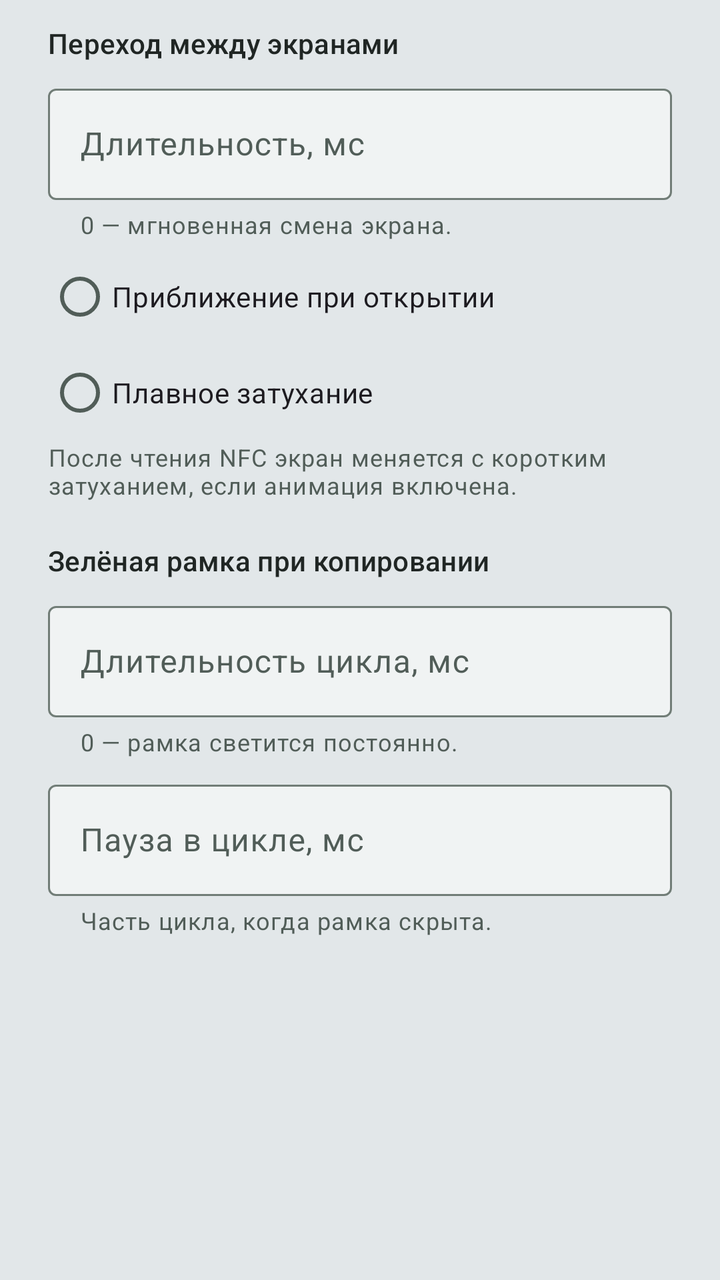
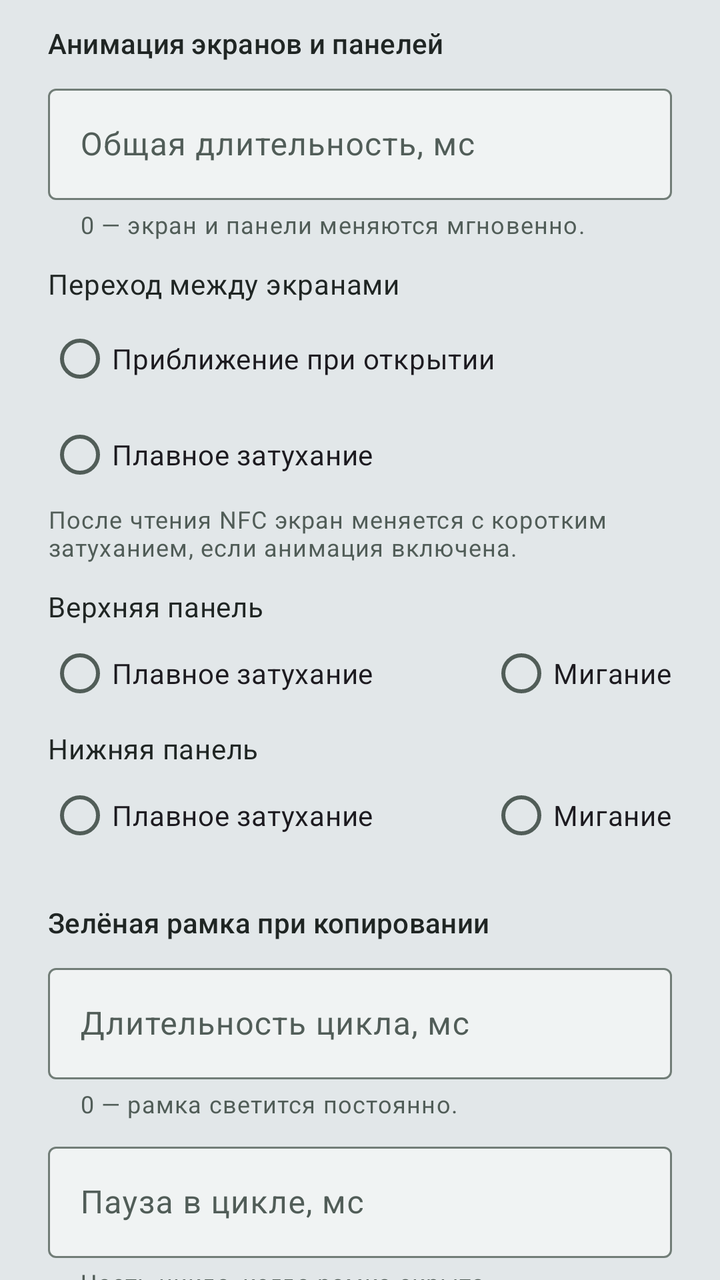

An Android layout rendered at two revisions. The XML below is the earlier revision; the diff shows what the commit changed to produce the second picture.
<!-- AndroidManifest.xml: application theme Theme.NFS -->
<!-- res/layout/dialog_animation_settings.xml -->
<?xml version="1.0" encoding="utf-8"?>
<androidx.core.widget.NestedScrollView xmlns:android="http://schemas.android.com/apk/res/android"
    xmlns:app="http://schemas.android.com/apk/res-auto"
    android:id="@+id/animation_settings_scroll"
    android:layout_width="match_parent"
    android:layout_height="wrap_content"
    android:descendantFocusability="beforeDescendants"
    android:focusableInTouchMode="true">

    <LinearLayout
        android:layout_width="match_parent"
        android:layout_height="wrap_content"
        android:orientation="vertical"
        android:paddingHorizontal="24dp"
        android:paddingTop="12dp"
        android:paddingBottom="12dp">

        <TextView
            android:layout_width="match_parent"
            android:layout_height="wrap_content"
            android:accessibilityHeading="true"
            android:text="@string/animation_settings_transition"
            android:textAppearance="?attr/textAppearanceTitleSmall"
            android:textColor="?attr/colorOnSurface" />

        <com.google.android.material.textfield.TextInputLayout
            android:id="@+id/transition_duration_input"
            style="@style/Widget.NFS.ValidationField"
            android:layout_width="match_parent"
            android:layout_height="wrap_content"
            android:layout_marginTop="8dp"
            android:hint="@string/animation_settings_transition_duration"
            app:helperText="@string/animation_settings_transition_hint"
            app:hintEnabled="true">

            <com.google.android.material.textfield.TextInputEditText
                android:id="@+id/transition_duration"
                android:layout_width="match_parent"
                android:layout_height="wrap_content"
                android:imeOptions="actionNext"
                android:inputType="number"
                android:nextFocusForward="@id/pulse_duration"
                android:singleLine="true" />

        </com.google.android.material.textfield.TextInputLayout>

        <RadioGroup
            android:id="@+id/transition_style"
            android:layout_width="match_parent"
            android:layout_height="wrap_content"
            android:layout_marginTop="4dp"
            android:orientation="vertical">

            <com.google.android.material.radiobutton.MaterialRadioButton
                android:id="@+id/transition_style_axis"
                android:layout_width="match_parent"
                android:layout_height="wrap_content"
                android:minHeight="48dp"
                android:text="@string/animation_settings_transition_axis" />

            <com.google.android.material.radiobutton.MaterialRadioButton
                android:id="@+id/transition_style_fade"
                android:layout_width="match_parent"
                android:layout_height="wrap_content"
                android:minHeight="48dp"
                android:text="@string/animation_settings_transition_fade" />

        </RadioGroup>

        <TextView
            android:layout_width="match_parent"
            android:layout_height="wrap_content"
            android:text="@string/animation_settings_nfc_hint"
            android:textAppearance="?attr/textAppearanceBodySmall"
            android:textColor="?attr/colorOnSurfaceVariant" />

        <TextView
            android:layout_width="match_parent"
            android:layout_height="wrap_content"
            android:layout_marginTop="20dp"
            android:accessibilityHeading="true"
            android:text="@string/animation_settings_copy"
            android:textAppearance="?attr/textAppearanceTitleSmall"
            android:textColor="?attr/colorOnSurface" />

        <com.google.android.material.textfield.TextInputLayout
            android:id="@+id/pulse_duration_input"
            style="@style/Widget.NFS.ValidationField"
            android:layout_width="match_parent"
            android:layout_height="wrap_content"
            android:layout_marginTop="8dp"
            android:hint="@string/animation_settings_pulse_duration"
            app:helperText="@string/animation_settings_pulse_hint"
            app:hintEnabled="true">

            <com.google.android.material.textfield.TextInputEditText
                android:id="@+id/pulse_duration"
                android:layout_width="match_parent"
                android:layout_height="wrap_content"
                android:imeOptions="actionNext"
                android:inputType="number"
                android:nextFocusForward="@id/pulse_pause"
                android:singleLine="true" />

        </com.google.android.material.textfield.TextInputLayout>

        <com.google.android.material.textfield.TextInputLayout
            android:id="@+id/pulse_pause_input"
            style="@style/Widget.NFS.ValidationField"
            android:layout_width="match_parent"
            android:layout_height="wrap_content"
            android:layout_marginTop="8dp"
            android:hint="@string/animation_settings_pulse_pause"
            app:helperText="@string/animation_settings_pause_hint"
            app:hintEnabled="true">

            <com.google.android.material.textfield.TextInputEditText
                android:id="@+id/pulse_pause"
                android:layout_width="match_parent"
                android:layout_height="wrap_content"
                android:imeOptions="actionDone"
                android:inputType="number"
                android:singleLine="true" />

        </com.google.android.material.textfield.TextInputLayout>

    </LinearLayout>
</androidx.core.widget.NestedScrollView>
<!-- resources referenced by this layout -->
<resources>
  <string name="animation_settings_copy">Зелёная рамка при копировании</string>
  <string name="animation_settings_nfc_hint">После чтения NFC экран меняется с коротким затуханием, если анимация включена.</string>
  <string name="animation_settings_pause_hint">Часть цикла, когда рамка скрыта.</string>
  <string name="animation_settings_pulse_duration">Длительность цикла, мс</string>
  <string name="animation_settings_pulse_hint">0 — рамка светится постоянно.</string>
  <string name="animation_settings_pulse_pause">Пауза в цикле, мс</string>
  <string name="animation_settings_transition">Переход между экранами</string>
  <string name="animation_settings_transition_axis">Приближение при открытии</string>
  <string name="animation_settings_transition_duration">Длительность, мс</string>
  <string name="animation_settings_transition_fade">Плавное затухание</string>
  <string name="animation_settings_transition_hint">0 — мгновенная смена экрана.</string>
  <color name="field_surface">#F0F3F3</color>
  <dimen name="text_panel_corner_radius">4dp</dimen>
  <color name="accent">#4C5E30</color>
  <color name="screen_background">#E2E7E9</color>
  <color name="content_primary">#202624</color>
  <color name="content_secondary">#515D58</color>
  <color name="text_selection">#667C9A57</color>
  <color name="control_highlight">#24202624</color>
  <color name="on_accent">#FFFFFF</color>
  <color name="accent_inverse">#B8CA91</color>
  <color name="accent_surface">#E4EBCF</color>
  <color name="on_accent_surface">#344522</color>
  <color name="accent_fixed">#E4EBCF</color>
  <color name="accent_fixed_dim">#B8CA91</color>
  <color name="on_accent_fixed">#1F2B12</color>
  <color name="on_accent_fixed_variant">#344522</color>
  <color name="surface">#FAFCFC</color>
  <color name="overlay_surface">#F5F8F8</color>
  <color name="divider">#717D77</color>
  <color name="error">#A13E45</color>
  <color name="on_error">#FFFFFF</color>
  <color name="error_surface">#FBDDDC</color>
  <color name="on_error_surface">#4A151D</color>
  <style name="ThemeOverlay.NFS.AlertDialog" parent="ThemeOverlay.Material3.MaterialAlertDialog">
          <item name="alertDialogStyle">@style/MaterialAlertDialog.NFS</item>
          <item name="android:dialogCornerRadius">12dp</item>
          <item name="materialAlertDialogTitleTextStyle">@style/MaterialAlertDialog.NFS.Title</item>
      </style>
  <style name="Widget.NFS.PopupMenu" parent="Widget.Material3.PopupMenu">
          <item name="android:popupBackground">@drawable/background_popup_menu</item>
      </style>
  <style name="MaterialAlertDialog.NFS" parent="MaterialAlertDialog.Material3">
          <item name="shapeAppearance">@style/ShapeAppearance.NFS.AlertDialog</item>
      </style>
  <style name="MaterialAlertDialog.NFS.Title" parent="MaterialAlertDialog.Material3.Title.Text">
          <item name="android:textStyle">bold</item>
      </style>
  <!-- drawable background_popup_menu (drawable) -->
  <?xml version="1.0" encoding="utf-8"?>
  <shape xmlns:android="http://schemas.android.com/apk/res/android">
      <solid android:color="@color/overlay_surface" />
      <corners android:radius="12dp" />
      <padding android:top="8dp" android:bottom="8dp" />
  </shape>
  <style name="ShapeAppearance.NFS.AlertDialog" parent="">
          <item name="cornerFamily">rounded</item>
          <item name="cornerSize">12dp</item>
      </style>
  <!-- unchanged entries left out for length: 2 -->
</resources>

<!-- the commit's change to res/layout/dialog_animation_settings.xml (unified diff, before → after) -->
@@ -19,7 +19,7 @@
             android:layout_width="match_parent"
             android:layout_height="wrap_content"
             android:accessibilityHeading="true"
-            android:text="@string/animation_settings_transition"
+            android:text="@string/animation_settings_screen_and_bars"
             android:textAppearance="?attr/textAppearanceTitleSmall"
             android:textColor="?attr/colorOnSurface" />
 
@@ -44,6 +44,15 @@
 
         </com.google.android.material.textfield.TextInputLayout>
 
+        <TextView
+            android:layout_width="match_parent"
+            android:layout_height="wrap_content"
+            android:layout_marginTop="12dp"
+            android:labelFor="@id/transition_style"
+            android:text="@string/animation_settings_transition"
+            android:textAppearance="?attr/textAppearanceBodyMedium"
+            android:textColor="?attr/colorOnSurface" />
+
         <RadioGroup
             android:id="@+id/transition_style"
             android:layout_width="match_parent"
@@ -73,6 +82,70 @@
             android:text="@string/animation_settings_nfc_hint"
             android:textAppearance="?attr/textAppearanceBodySmall"
             android:textColor="?attr/colorOnSurfaceVariant" />
+
+        <TextView
+            android:layout_width="match_parent"
+            android:layout_height="wrap_content"
+            android:layout_marginTop="12dp"
+            android:labelFor="@id/top_bar_style"
+            android:text="@string/animation_settings_top_bar"
+            android:textAppearance="?attr/textAppearanceBodyMedium"
+            android:textColor="?attr/colorOnSurface" />
+
+        <RadioGroup
+            android:id="@+id/top_bar_style"
+            android:layout_width="match_parent"
+            android:layout_height="wrap_content"
+            android:orientation="horizontal">
+
+            <com.google.android.material.radiobutton.MaterialRadioButton
+                android:id="@+id/top_bar_style_fade"
+                android:layout_width="0dp"
+                android:layout_height="wrap_content"
+                android:layout_weight="1"
+                android:minHeight="48dp"
+                android:text="@string/animation_settings_transition_fade" />
+
+            <com.google.android.material.radiobutton.MaterialRadioButton
+                android:id="@+id/top_bar_style_blink"
+                android:layout_width="wrap_content"
+                android:layout_height="wrap_content"
+                android:minHeight="48dp"
+                android:text="@string/animation_settings_bar_blink" />
+
+        </RadioGroup>
+
+        <TextView
+            android:layout_width="match_parent"
+            android:layout_height="wrap_content"
+            android:layout_marginTop="4dp"
+            android:labelFor="@id/bottom_bar_style"
+            android:text="@string/animation_settings_bottom_bar"
+            android:textAppearance="?attr/textAppearanceBodyMedium"
+            android:textColor="?attr/colorOnSurface" />
+
+        <RadioGroup
+            android:id="@+id/bottom_bar_style"
+            android:layout_width="match_parent"
+            android:layout_height="wrap_content"
+            android:orientation="horizontal">
+
+            <com.google.android.material.radiobutton.MaterialRadioButton
+                android:id="@+id/bottom_bar_style_fade"
+                android:layout_width="0dp"
+                android:layout_height="wrap_content"
+                android:layout_weight="1"
+                android:minHeight="48dp"
+                android:text="@string/animation_settings_transition_fade" />
+
+            <com.google.android.material.radiobutton.MaterialRadioButton
+                android:id="@+id/bottom_bar_style_blink"
+                android:layout_width="wrap_content"
+                android:layout_height="wrap_content"
+                android:minHeight="48dp"
+                android:text="@string/animation_settings_bar_blink" />
+
+        </RadioGroup>
 
         <TextView
             android:layout_width="match_parent"
<!-- resource entries referenced after the edit -->
@@ -1,16 +1,20 @@
 <!-- resources referenced by this layout -->
 <resources>
+  <string name="animation_settings_bar_blink">Мигание</string>
+  <string name="animation_settings_bottom_bar">Нижняя панель</string>
   <string name="animation_settings_copy">Зелёная рамка при копировании</string>
   <string name="animation_settings_nfc_hint">После чтения NFC экран меняется с коротким затуханием, если анимация включена.</string>
   <string name="animation_settings_pause_hint">Часть цикла, когда рамка скрыта.</string>
   <string name="animation_settings_pulse_duration">Длительность цикла, мс</string>
   <string name="animation_settings_pulse_hint">0 — рамка светится постоянно.</string>
   <string name="animation_settings_pulse_pause">Пауза в цикле, мс</string>
+  <string name="animation_settings_screen_and_bars">Анимация экранов и панелей</string>
+  <string name="animation_settings_top_bar">Верхняя панель</string>
   <string name="animation_settings_transition">Переход между экранами</string>
   <string name="animation_settings_transition_axis">Приближение при открытии</string>
-  <string name="animation_settings_transition_duration">Длительность, мс</string>
+  <string name="animation_settings_transition_duration">Общая длительность, мс</string>
   <string name="animation_settings_transition_fade">Плавное затухание</string>
-  <string name="animation_settings_transition_hint">0 — мгновенная смена экрана.</string>
+  <string name="animation_settings_transition_hint">0 — экран и панели меняются мгновенно.</string>
   <color name="field_surface">#F0F3F3</color>
   <dimen name="text_panel_corner_radius">4dp</dimen>
   <color name="accent">#4C5E30</color>
